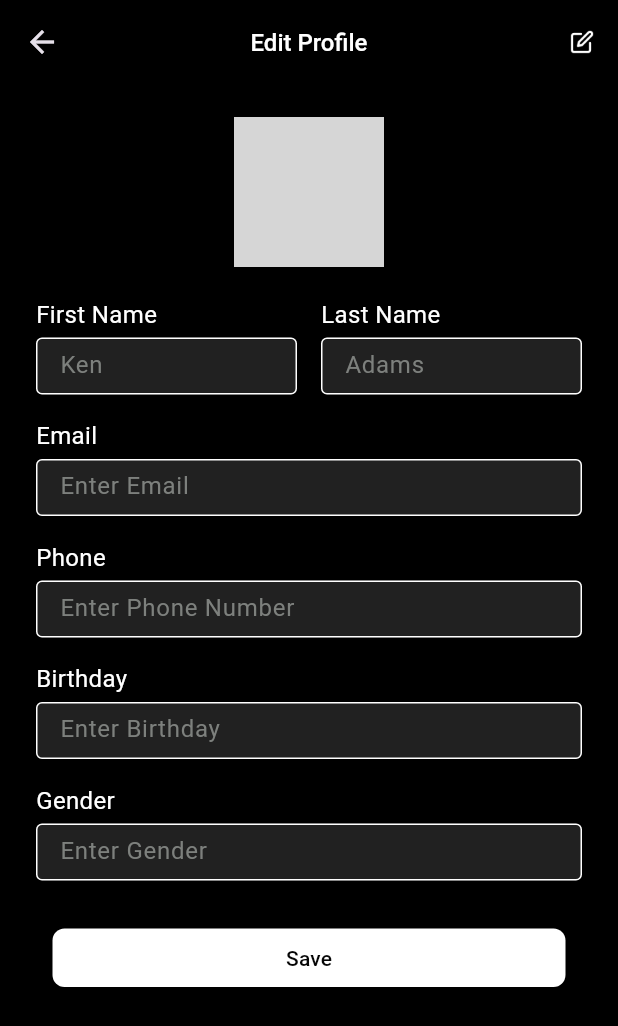
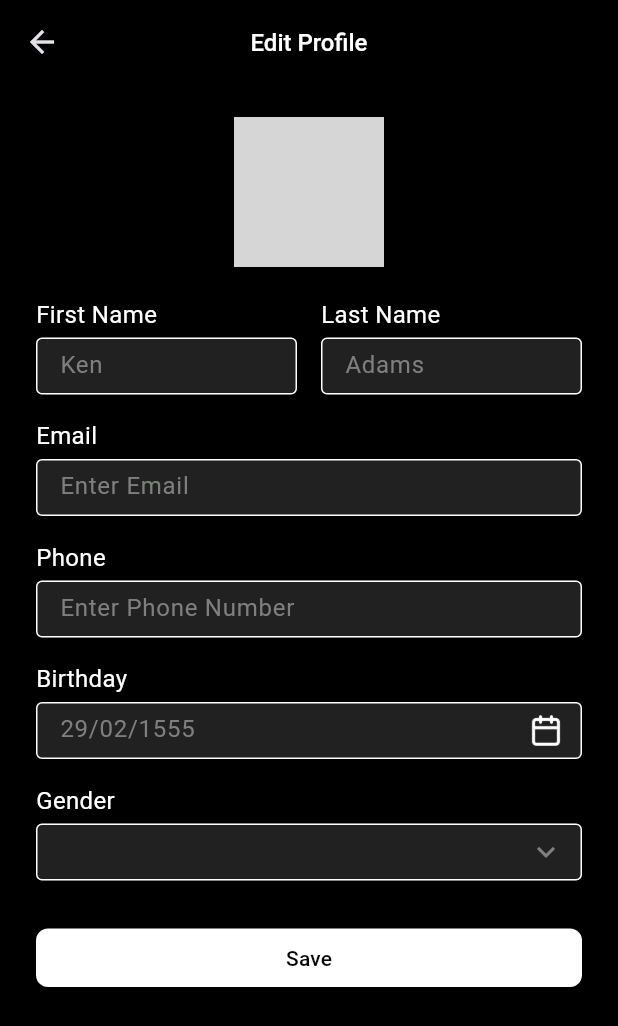
Before and after one commit to Sristy72/central-padel-league-user, a Flutter app: the EditProfileInfoScreen screen opened directly with empty values, on a phone screen of 412 x 824 dp. Shown: the top 1026 px of the screen. Run offline on Flutter 3.47's test engine with Material 3 defaults, Android fonts, the phone set to English and light mode, and no system bars; our stand-ins replace connectivity_plus, dartz, dio, equatable, file_picker, flutter_secure_storage and 5 more; missing offline and left inert: flutx_core; accounts and stored records are empty; grey boxes are pictures that could not be loaded.

Commit message:
Edit some fields.

```diff
--- a/lib/features/team_members_profile/presentation/screens/edit_profile_info.dart
+++ b/lib/features/team_members_profile/presentation/screens/edit_profile_info.dart
@@ -1,10 +1,62 @@
 import 'package:flutter/material.dart';
 import '../../models/edit_profile_model.dart';
 
-class EditProfileInfoScreen extends StatelessWidget {
+class EditProfileInfoScreen extends StatefulWidget {
   final EditProfileModel member;
 
   const EditProfileInfoScreen({super.key, required this.member});
+
+  @override
+  State<EditProfileInfoScreen> createState() => _EditProfileInfoScreenState();
+}
+
+class _EditProfileInfoScreenState extends State<EditProfileInfoScreen> {
+  late TextEditingController _birthdayController;
+  String _selectedGender = "";
+
+  @override
+  void initState() {
+    super.initState();
+    _birthdayController = TextEditingController(text: widget.member.birthday);
+    _selectedGender = widget.member.gender;
+  }
+
+  @override
+  void dispose() {
+    _birthdayController.dispose();
+    super.dispose();
+  }
+
+  // 🔹 Date Picker
+  Future<void> _selectDate() async {
+    DateTime initialDate = DateTime.tryParse(_birthdayController.text) ?? DateTime.now();
+
+    final DateTime? pickedDate = await showDatePicker(
+      context: context,
+      initialDate: initialDate,
+      firstDate: DateTime(1900),
+      lastDate: DateTime(2100),
+      builder: (context, child) {
+        return Theme(
+          data: Theme.of(context).copyWith(
+            dialogBackgroundColor: Colors.black,
+            colorScheme: const ColorScheme.dark(
+              primary: Colors.blue,
+              onSurface: Colors.white,
+            ),
+          ),
+          child: child!,
+        );
+      },
+    );
+
+    if (pickedDate != null) {
+      setState(() {
+        _birthdayController.text =
+        "${pickedDate.day}/${pickedDate.month}/${pickedDate.year}";
+      });
+    }
+  }
 
   @override
   Widget build(BuildContext context) {
@@ -22,38 +74,27 @@ class EditProfileInfoScreen extends StatelessWidget {
           ),
         ),
         centerTitle: true,
-        actions: [
-          IconButton(
-            onPressed: () {},
-            icon: Image.asset(
-              'assets/icons/profile_Edit.png',
-              width: 16,
-              height: 16,
-              color: Colors.white,
-            ),
-          ),
-        ],
       ),
       body: SafeArea(
         child: SingleChildScrollView(
           padding: const EdgeInsets.only(top: 22, left: 24, right: 24, bottom: 24),
           child: Column(
             children: [
-              // Circular Profile Image
+              // Profile Image
               CircleAvatar(
                 radius: 50,
-                backgroundImage: AssetImage(member.imageUrl),
+                backgroundImage: AssetImage(widget.member.imageUrl),
               ),
               const SizedBox(height: 20),
 
-              // 1st Row: First Name & Last Name
+              // First Name & Last Name
               Row(
                 children: [
                   Expanded(
                     child: _buildTextField(
                       label: "First Name",
                       hintText: "Ken",
-                      initialValue: member.firstName,
+                      initialValue: widget.member.firstName,
                     ),
                   ),
                   const SizedBox(width: 16),
@@ -61,50 +102,127 @@ class EditProfileInfoScreen extends StatelessWidget {
                     child: _buildTextField(
                       label: "Last Name",
                       hintText: "Adams",
-                      initialValue: member.lastName,
+                      initialValue: widget.member.lastName,
                     ),
                   ),
                 ],
               ),
               const SizedBox(height: 16),
 
-              // 2nd Row: Email
+              // Email
               _buildTextField(
                 label: "Email",
                 hintText: "Enter Email",
-                initialValue: member.email,
+                initialValue: widget.member.email,
               ),
               const SizedBox(height: 16),
 
-              // 3rd Row: Phone
+              // Phone
               _buildTextField(
                 label: "Phone",
                 hintText: "Enter Phone Number",
-                initialValue: member.phone,
+                initialValue: widget.member.phone,
               ),
               const SizedBox(height: 16),
 
-              // 4th Row: Birthday
-              _buildTextField(
-                label: "Birthday",
-                hintText: "Enter Birthday",
-                initialValue: member.birthday,
+              // Birthday with calendar icon
+              Column(
+                crossAxisAlignment: CrossAxisAlignment.start,
+                children: [
+                  const Text(
+                    "Birthday",
+                    style: TextStyle(color: Colors.white, fontSize: 16, fontWeight: FontWeight.w400),
+                  ),
+                  const SizedBox(height: 4),
+                  SizedBox(
+                    height: 38,
+                    child: TextFormField(
+                      controller: _birthdayController,
+                      readOnly: true,
+                      onTap: _selectDate,
+                      style: const TextStyle(color: Colors.white, fontSize: 14),
+                      decoration: InputDecoration(
+                        hintText: "29/02/1555",
+                        hintStyle: const TextStyle(color: Color(0xFF7D807D), fontSize: 16),
+                        isDense: true,
+                        contentPadding: const EdgeInsets.symmetric(horizontal: 12, vertical: 8),
+                        enabledBorder: OutlineInputBorder(
+                          borderSide: const BorderSide(color: Colors.white),
+                          borderRadius: BorderRadius.circular(4),
+                        ),
+                        focusedBorder: OutlineInputBorder(
+                          borderSide: const BorderSide(color: Colors.white),
+                          borderRadius: BorderRadius.circular(4),
+                        ),
+                        fillColor: Colors.grey[900],
+                        filled: true,
+                        suffixIcon: Padding(
+                          padding: const EdgeInsets.all(8.0),
+                          child: Image.asset(
+                            "assets/icons/editProfile_Calendar.png", width: 16,height: 16,
+                            color: Colors.white,
+                          ),
+                        ),
+                      ),
+                    ),
+                  ),
+                ],
               ),
               const SizedBox(height: 16),
 
-              // 5th Row: Gender
-              _buildTextField(
-                label: "Gender",
-                hintText: "Enter Gender",
-                initialValue: member.gender,
+              // Gender
+              Column(
+                crossAxisAlignment: CrossAxisAlignment.start,
+                children: [
+                  const Text(
+                    "Gender",
+                    style: TextStyle(color: Colors.white, fontSize: 16, fontWeight: FontWeight.w400),
+                  ),
+                  const SizedBox(height: 4),
+                  SizedBox(
+                    height: 38,
+                    child: DropdownButtonFormField<String>(
+                      value: _selectedGender.isNotEmpty ? _selectedGender : null,
+                      dropdownColor: Colors.black,
+                      style: const TextStyle(color: Colors.white, fontSize: 14),
+                      icon: const Icon(Icons.keyboard_arrow_down_sharp, color: Color(0xFF7D807D)),
+                      decoration: InputDecoration(
+                        isDense: true,
+                        contentPadding: const EdgeInsets.symmetric(horizontal: 12, vertical: 8),
+                        enabledBorder: OutlineInputBorder(
+                          borderSide: const BorderSide(color: Colors.white),
+                          borderRadius: BorderRadius.circular(4),
+                        ),
+                        focusedBorder: OutlineInputBorder(
+                          borderSide: const BorderSide(color: Colors.blue),
+                          borderRadius: BorderRadius.circular(4),
+                        ),
+                        fillColor: Colors.grey[900],
+                        filled: true,
+                      ),
+                      items: ["Male", "Female", "Other"]
+                          .map((gender) => DropdownMenuItem(
+                        value: gender,
+                        child: Text(gender, style: const TextStyle(color: Colors.white)),
+                      ))
+                          .toList(),
+                      onChanged: (value) {
+                        setState(() {
+                          _selectedGender = value ?? "";
+                        });
+                      },
+                    ),
+                  ),
+                ],
               ),
               const SizedBox(height: 32),
 
-              // Last Row: Save Button
+              // Save Button
               Align(
                 alignment: Alignment.center,
                 child: SizedBox(
-                  height:39,width: 342,
+                  height: 39,
+                  width: double.infinity,
                   child: ElevatedButton(
                     style: ElevatedButton.styleFrom(
                       backgroundColor: Colors.white,
@@ -131,7 +249,7 @@ class EditProfileInfoScreen extends StatelessWidget {
     );
   }
 
-  // 🔹 Reusable TextField Builder
+  //Reusable TextField Builder
   Widget _buildTextField({
     required String label,
     required String hintText,
@@ -140,14 +258,10 @@ class EditProfileInfoScreen extends StatelessWidget {
     return Column(
       crossAxisAlignment: CrossAxisAlignment.start,
       children: [
-        // Label on top
+        // Label
         Text(
           label,
-          style: const TextStyle(
-            color: Colors.white,
-            fontSize: 16,
-            fontWeight: FontWeight.w400,
-          ),
+          style: const TextStyle(color: Colors.white, fontSize: 16, fontWeight: FontWeight.w400),
         ),
         const SizedBox(height: 4),
         SizedBox(
--- a/lib/main.dart
+++ b/lib/main.dart
@@ -23,6 +23,7 @@ class MyApp extends StatelessWidget {
       title: 'Profile Demo',
       theme: ThemeData.dark(), // dark theme
       home: ProfileInfoScreen(member: dummyMember),
+
     );
   }
 }
--- a/pubspec.yaml
+++ b/pubspec.yaml
@@ -13,6 +13,7 @@ dependencies:
   flutter:
     sdk: flutter
 
+
   cupertino_icons: ^1.0.8
 
   # State manage
@@ -22,6 +23,8 @@ dependencies:
   google_fonts: ^6.3.1
   flutx_core: ^1.1.0+1
   image_picker: ^1.1.1
+  file_picker: ^10.3.3
+
 
 
   # Api and cache
```
Also changed, not shown: pubspec.lock.
